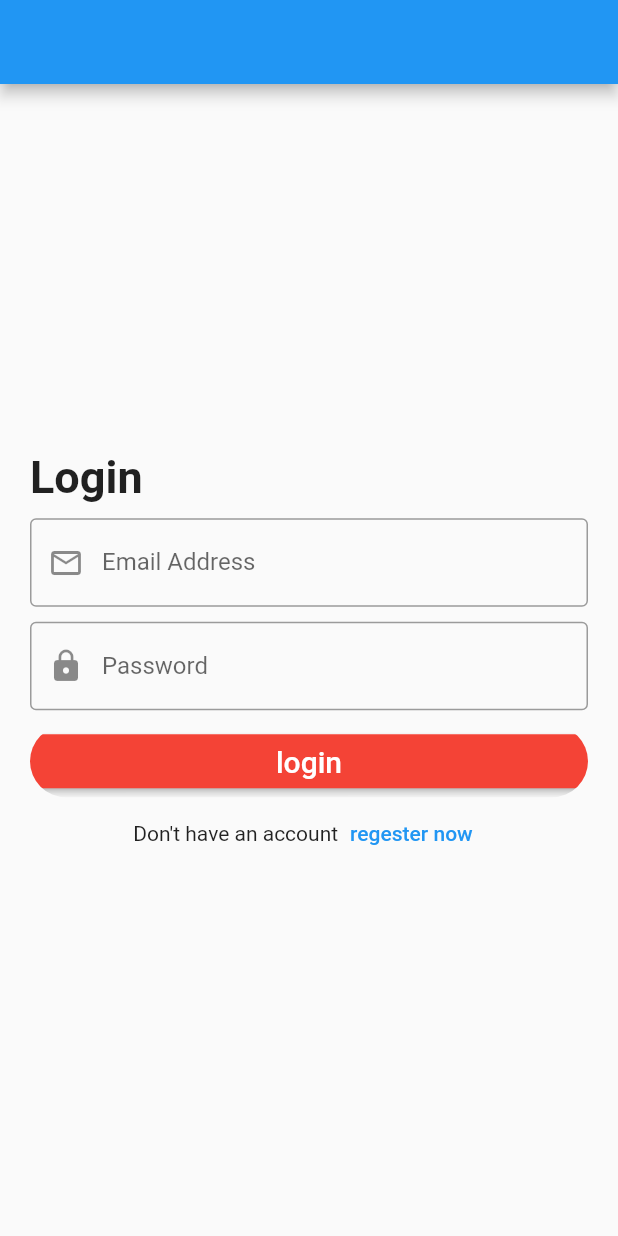
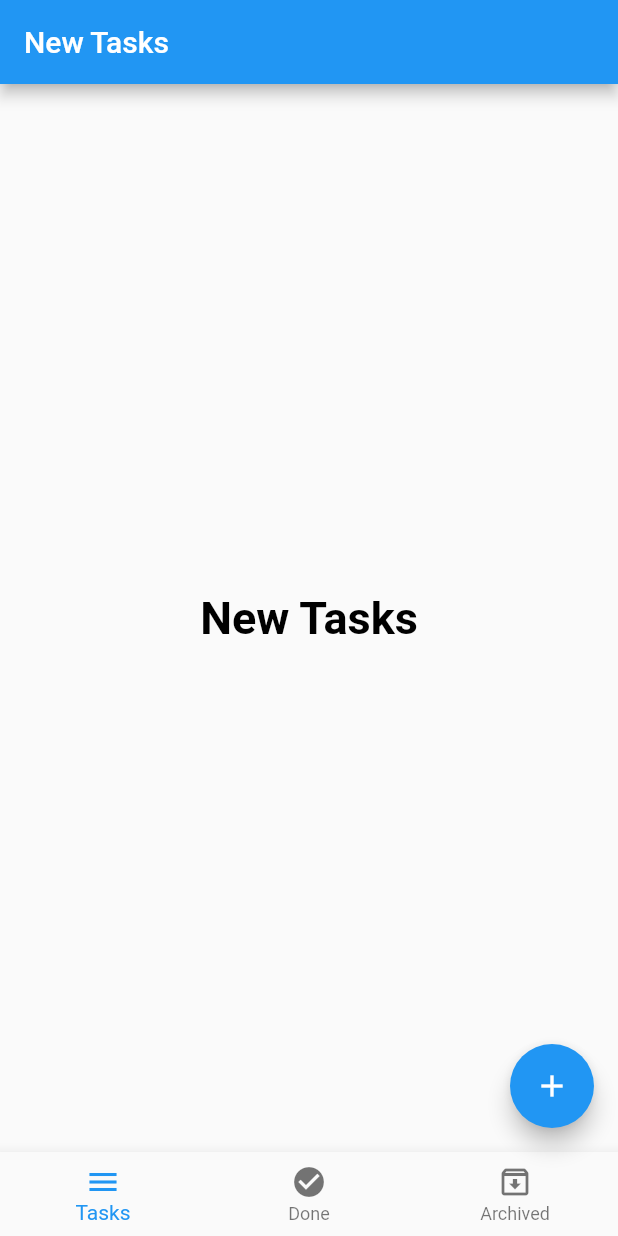
Before and after one commit to Ahmed224-art/udemy_flutter, a Flutter app: the screen it shows after launch, on a phone screen of 412 x 824 dp. Run offline on Flutter 3.47's test engine with Material 2 defaults, Android fonts, the phone set to English and light mode, and no system bars; our stand-ins replace sqflite; accounts and stored records are empty.

Commit message:
reusable component
Signed-off-by: talenta <2n22hmedh2ss2n@gmail.com>

```diff
--- /dev/null
+++ b/lib/layout/home_layout.dart
@@ -0,0 +1,114 @@
+import 'package:flutter/material.dart';
+import 'package:sqflite/sqflite.dart';
+import 'package:udemy_flutter/modules/archived_tasks/archive_tasks.dart';
+import 'package:udemy_flutter/modules/done_tasks/done_tasks.dart';
+import 'package:udemy_flutter/modules/new_tasks/new_tasks.dart';
+
+class HomeLayout extends StatefulWidget {
+  @override
+  State<HomeLayout> createState() => _HomeLayoutState();
+}
+
+class _HomeLayoutState extends State<HomeLayout> {
+  Database? database;
+  int currentIndex = 0;
+  List<Widget> screen = [
+    NewTasks(),
+    DonTasks(),
+    ArchivedTasks(),
+  ];
+  List<String> title = ['New Tasks', 'Done Tasks', 'Archived Tasks'];
+
+  @override
+  void initState() {
+    createDataBase();
+  }
+
+  Widget build(BuildContext context) {
+    return Scaffold(
+      appBar: AppBar(
+        title: Text(
+          title[currentIndex],
+        ),
+      ),
+      body: screen[currentIndex],
+      floatingActionButton: FloatingActionButton(
+        onPressed: () async {
+          insertIntoDataBase();
+        },
+        child: Icon(Icons.add),
+      ),
+      bottomNavigationBar: BottomNavigationBar(
+        type: BottomNavigationBarType.fixed,
+        currentIndex: currentIndex,
+        onTap: (index) {
+          setState(() {
+            currentIndex = index;
+          });
+        },
+        items: [
+          BottomNavigationBarItem(
+            icon: Icon(
+              Icons.menu,
+            ),
+            label: 'Tasks',
+          ),
+          BottomNavigationBarItem(
+            icon: Icon(
+              Icons.check_circle,
+            ),
+            label: 'Done',
+          ),
+          BottomNavigationBarItem(
+            icon: Icon(
+              Icons.archive_outlined,
+            ),
+            label: 'Archived',
+          ),
+        ],
+      ),
+    );
+  }
+
+  void createDataBase() async {
+    database = await openDatabase(
+      'TODO.db',
+      version: 1,
+      onCreate: (db, version) async {
+        await db
+            .execute(
+                'Create table tasks (id Integer primary key , title Text , date text , time text , status text)')
+            .then((value) {
+          print('database creating now');
+        }).catchError((error) {
+          print('error is happened now==>${error}');
+        });
+        print('data baase is created');
+      },
+      onOpen: (db) {
+        print('data base opening');
+      },
+    ).then((value) {
+      print('data base criating');
+    }).catchError((error) {
+      print('error when criating database${error}');
+    });
+  }
+
+  void insertIntoDataBase() {
+    database?.transaction((txn) async {
+      await txn
+          .rawInsert(
+              'insert into tasks(title,date,time,status) values("first","02222","20","new")')
+          .then((value) {
+        print('${value} is successefull inserted');
+      }).catchError((error) {
+        print('error when inserted${error}');
+      });
+    }).then((value) {
+      print("${value}has done");
+    }).catchError((error) {
+      print("${error}huss happend when insert into database");
+    });
+  }
+}
--- a/lib/main.dart
+++ b/lib/main.dart
@@ -1,10 +1,5 @@
 import 'package:flutter/material.dart';
-import 'package:udemy_flutter/modules/bmi/bmi_calculator.dart';
-import 'package:udemy_flutter/modules/counter/counter_Screen.dart';
-import 'package:udemy_flutter/modules/login/login_screen.dart';
-import 'package:udemy_flutter/modules/messenger/messenger_screen.dart';
-import 'package:udemy_flutter/modules/bmi_result/result_screen.dart';
-import 'package:udemy_flutter/modules/users/user_Screen.dart';
+import 'package:udemy_flutter/layout/home_layout.dart';
 
 void main() {
   runApp(Myapp());
@@ -15,8 +10,7 @@ class Myapp extends StatelessWidget
   Widget build(BuildContext context) {
   return MaterialApp(
     debugShowCheckedModeBanner: false,
-    home: LoginScreen(),
-  );
+      home: HomeLayout());
   }
 
 }
--- /dev/null
+++ b/lib/modules/new_tasks/new_tasks.dart
@@ -0,0 +1,17 @@
+import 'package:flutter/material.dart';
+
+class NewTasks extends StatelessWidget {
+  @override
+  Widget build(BuildContext context) {
+    return Center(
+      child: Text(
+        'New Tasks',
+        style: TextStyle(
+          fontWeight: FontWeight.bold,
+          fontSize: 30.0,
+          color: Colors.black,
+        ),
+      ),
+    );
+  }
+}
--- a/pubspec.yaml
+++ b/pubspec.yaml
@@ -29,6 +29,7 @@ environment:
 # the latest version available on pub.dev. To see which dependencies have newer
 # versions available, run `flutter pub outdated`.
 dependencies:
+  sqflite: ^2.2.3
   flutter:
     sdk: flutter
 
```
Also changed, not shown: lib/modules/archived_tasks/archive_tasks.dart (added, +17 -0 lines), lib/modules/done_tasks/done_tasks.dart (added, +17 -0 lines), lib/modules/login/login_screen.dart (+67 -43 lines), lib/shared/components/components.dart (+42 -11 lines), pubspec.lock, 2 other files.
